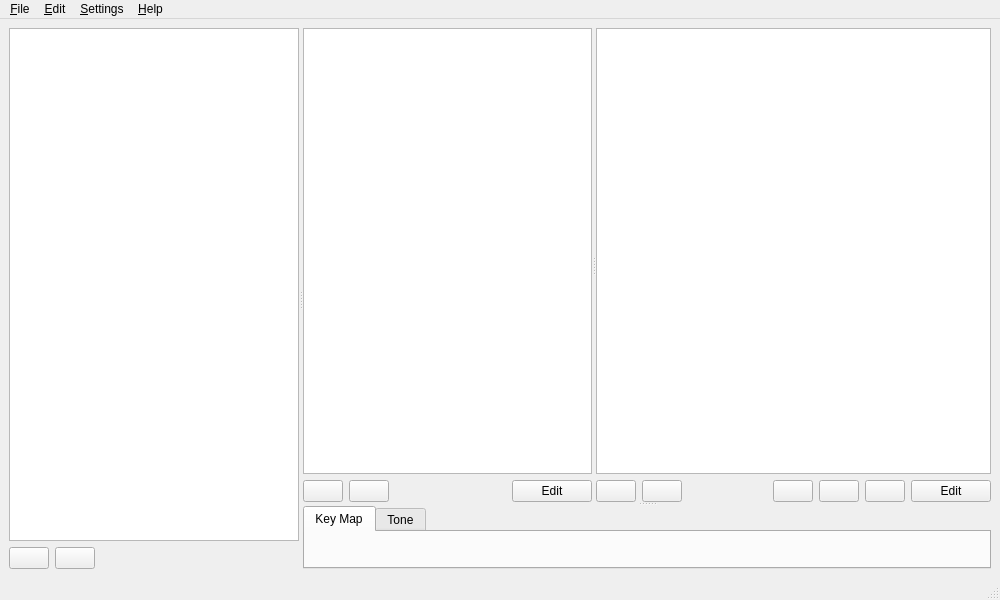
Qt form src/mpbgui/MainWindow.ui (dakrk/manatools) before a commit.
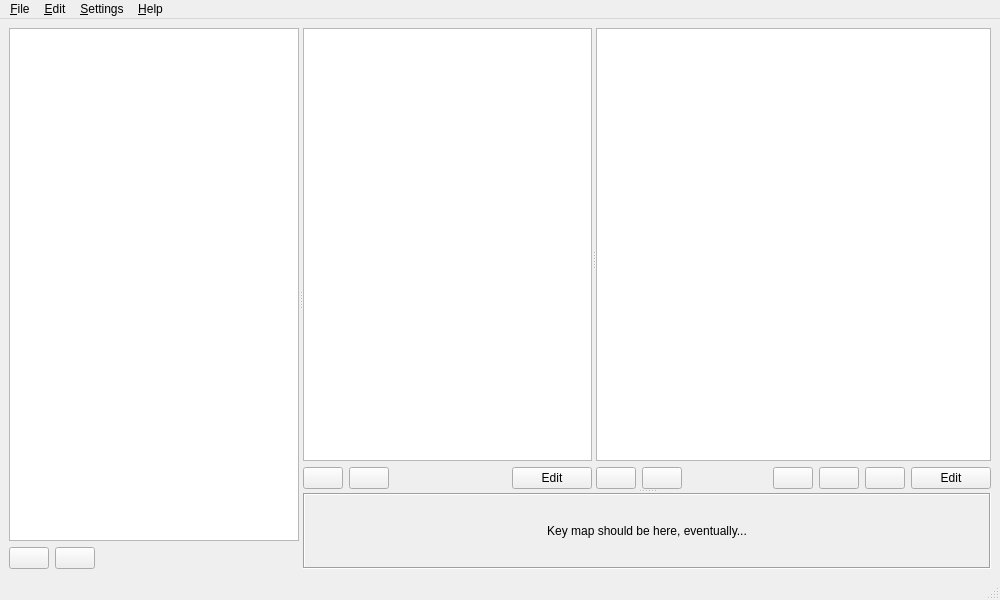
The same form after that commit. Icons and pictures are not drawn.

Patch:
```diff
--- a/src/mpbgui/MainWindow.ui
+++ b/src/mpbgui/MainWindow.ui
@@ -301,17 +301,25 @@
          </layout>
         </widget>
        </widget>
-       <widget class="QTabWidget" name="tabs">
-        <widget class="QWidget" name="tabKeyMap">
-         <attribute name="title">
-          <string>Key Map</string>
-         </attribute>
-        </widget>
-        <widget class="QWidget" name="tabTone">
-         <attribute name="title">
-          <string>Tone</string>
-         </attribute>
-        </widget>
+       <widget class="QFrame" name="keyMap">
+        <property name="frameShape">
+         <enum>QFrame::Shape::Box</enum>
+        </property>
+        <property name="frameShadow">
+         <enum>QFrame::Shadow::Sunken</enum>
+        </property>
+        <layout class="QVBoxLayout" name="verticalLayout_2">
+         <item>
+          <widget class="QLabel" name="label">
+           <property name="text">
+            <string>Key map should be here, eventually...</string>
+           </property>
+           <property name="alignment">
+            <set>Qt::AlignmentFlag::AlignCenter</set>
+           </property>
+          </widget>
+         </item>
+        </layout>
        </widget>
       </widget>
      </widget>
```
